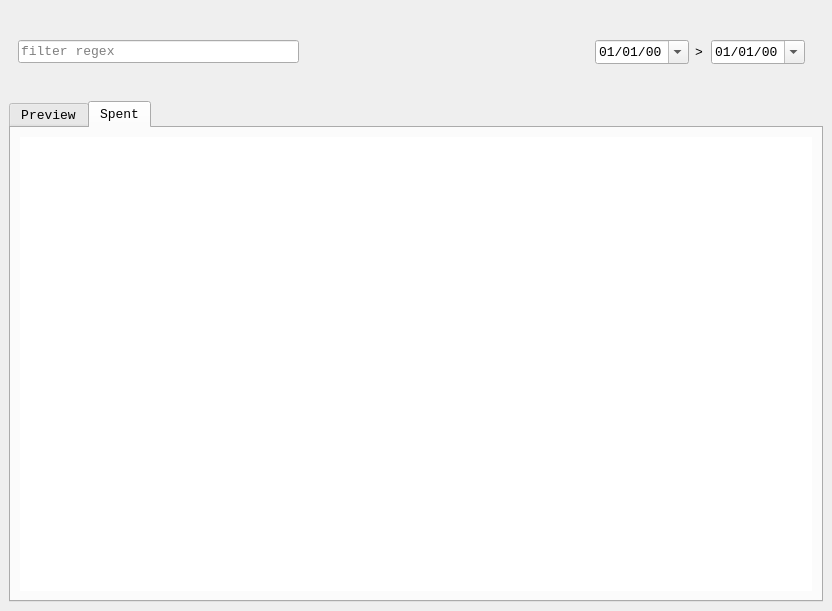
First picture: the form in tgrp/mainwindow.ui, repository WANDEX/attila, before the edit.
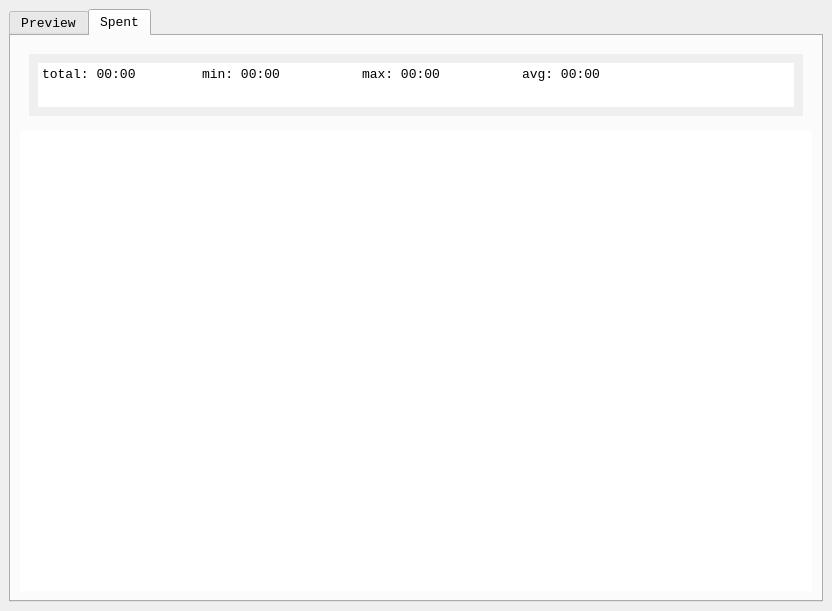
Second picture: the form after the edit. The open tabs and pages were chosen to show the change.

Commit message: [mainwindow.ui] set back default properties, layouts fixes, spent tab upd

```diff
--- a/tgrp/mainwindow.ui
+++ b/tgrp/mainwindow.ui
@@ -28,7 +28,20 @@
    </property>
    <layout class="QVBoxLayout" name="verticalLayout_2">
     <item>
-     <widget class="QWidget" name="topWidget" native="true">
+     <widget class="QTabWidget" name="tabWidget">
+      <property name="tabShape">
+       <enum>QTabWidget::Rounded</enum>
+      </property>
+      <property name="currentIndex">
+       <number>1</number>
+      </property>
+      <widget class="QWidget" name="tab_1">
+       <attribute name="title">
+        <string>Preview</string>
+       </attribute>
+       <layout class="QVBoxLayout" name="verticalLayout">
+        <item>
+         <widget class="QWidget" name="topWidget_tab_1" native="true">
       <property name="sizePolicy">
        <sizepolicy hsizetype="Preferred" vsizetype="Fixed">
         <horstretch>0</horstretch>
@@ -38,48 +51,21 @@
       <property name="minimumSize">
        <size>
         <width>0</width>
-        <height>20</height>
-       </size>
-      </property>
-      <property name="baseSize">
-       <size>
-        <width>0</width>
-        <height>0</height>
-       </size>
-      </property>
-      <layout class="QGridLayout" name="gridLayout">
-       <item row="0" column="2">
+            <height>80</height>
+           </size>
+          </property>
+          <layout class="QHBoxLayout" name="horizontalLayout_3">
+           <item>
         <widget class="QScrollArea" name="scrollArea">
          <property name="enabled">
           <bool>true</bool>
          </property>
          <property name="sizePolicy">
-          <sizepolicy hsizetype="Preferred" vsizetype="Fixed">
+              <sizepolicy hsizetype="Preferred" vsizetype="Ignored">
            <horstretch>0</horstretch>
            <verstretch>0</verstretch>
           </sizepolicy>
          </property>
-         <property name="minimumSize">
-          <size>
-           <width>0</width>
-           <height>20</height>
-          </size>
-         </property>
-         <property name="sizeIncrement">
-          <size>
-           <width>0</width>
-           <height>0</height>
-          </size>
-         </property>
-         <property name="baseSize">
-          <size>
-           <width>0</width>
-           <height>0</height>
-          </size>
-         </property>
-         <property name="focusPolicy">
-          <enum>Qt::WheelFocus</enum>
-         </property>
          <property name="layoutDirection">
           <enum>Qt::LeftToRight</enum>
          </property>
@@ -89,6 +75,9 @@
          <property name="frameShadow">
           <enum>QFrame::Sunken</enum>
          </property>
+             <property name="verticalScrollBarPolicy">
+              <enum>Qt::ScrollBarAlwaysOff</enum>
+             </property>
          <property name="widgetResizable">
           <bool>true</bool>
          </property>
@@ -97,26 +86,49 @@
            <rect>
             <x>0</x>
             <y>0</y>
-            <width>228</width>
-            <height>68</height>
+                <width>774</width>
+                <height>62</height>
            </rect>
           </property>
           <property name="sizePolicy">
-           <sizepolicy hsizetype="Preferred" vsizetype="Minimum">
+               <sizepolicy hsizetype="Preferred" vsizetype="Ignored">
             <horstretch>0</horstretch>
             <verstretch>0</verstretch>
            </sizepolicy>
           </property>
-          <property name="minimumSize">
-           <size>
-            <width>0</width>
-            <height>20</height>
-           </size>
-          </property>
           <property name="autoFillBackground">
            <bool>true</bool>
           </property>
           <layout class="QHBoxLayout" name="horizontalLayout">
+               <item>
+                <widget class="QLineEdit" name="filterInput">
+                 <property name="inputMask">
+                  <string notr="true"/>
+                 </property>
+                 <property name="text">
+                  <string notr="true"/>
+                 </property>
+                 <property name="placeholderText">
+                  <string>filter regex</string>
+                 </property>
+                 <property name="clearButtonEnabled">
+                  <bool>false</bool>
+                 </property>
+                </widget>
+               </item>
+               <item>
+                <spacer name="horizontalSpacer">
+                 <property name="orientation">
+                  <enum>Qt::Horizontal</enum>
+                 </property>
+                 <property name="sizeHint" stdset="0">
+                  <size>
+                   <width>138</width>
+                   <height>20</height>
+                  </size>
+                 </property>
+                </spacer>
+               </item>
            <item>
             <widget class="QDateEdit" name="dateFr">
              <property name="sizePolicy">
@@ -208,51 +220,9 @@
          </widget>
         </widget>
        </item>
-       <item row="0" column="1">
-        <spacer name="horizontalSpacer">
-         <property name="orientation">
-          <enum>Qt::Horizontal</enum>
-         </property>
-         <property name="sizeHint" stdset="0">
-          <size>
-           <width>138</width>
-           <height>20</height>
-          </size>
-         </property>
-        </spacer>
-       </item>
-       <item row="0" column="0">
-        <widget class="QLineEdit" name="filterInput">
-         <property name="inputMask">
-          <string notr="true"/>
-         </property>
-         <property name="text">
-          <string notr="true"/>
-         </property>
-         <property name="placeholderText">
-          <string>filter regex</string>
-         </property>
-         <property name="clearButtonEnabled">
-          <bool>false</bool>
-         </property>
-        </widget>
-       </item>
       </layout>
      </widget>
     </item>
-    <item>
-     <widget class="QTabWidget" name="tabWidget">
-      <property name="tabShape">
-       <enum>QTabWidget::Rounded</enum>
-      </property>
-      <property name="currentIndex">
-       <number>0</number>
-      </property>
-      <widget class="QWidget" name="tab_1">
-       <attribute name="title">
-        <string>Preview</string>
-       </attribute>
-       <layout class="QVBoxLayout" name="verticalLayout">
         <item>
          <widget class="QPlainTextEdit" name="previewText">
           <property name="frameShape">
@@ -276,6 +246,89 @@
         <string>Spent</string>
        </attribute>
        <layout class="QVBoxLayout" name="verticalLayout_3">
+        <item>
+         <widget class="QWidget" name="topWidget_tab_2" native="true">
+          <property name="sizePolicy">
+           <sizepolicy hsizetype="Preferred" vsizetype="Fixed">
+            <horstretch>0</horstretch>
+            <verstretch>0</verstretch>
+           </sizepolicy>
+          </property>
+          <property name="minimumSize">
+           <size>
+            <width>0</width>
+            <height>80</height>
+           </size>
+          </property>
+          <layout class="QHBoxLayout" name="horizontalLayout_2">
+           <item>
+            <widget class="QScrollArea" name="scrollArea_2">
+             <property name="sizePolicy">
+              <sizepolicy hsizetype="Preferred" vsizetype="Ignored">
+               <horstretch>0</horstretch>
+               <verstretch>0</verstretch>
+              </sizepolicy>
+             </property>
+             <property name="frameShape">
+              <enum>QFrame::NoFrame</enum>
+             </property>
+             <property name="verticalScrollBarPolicy">
+              <enum>Qt::ScrollBarAlwaysOff</enum>
+             </property>
+             <property name="widgetResizable">
+              <bool>true</bool>
+             </property>
+             <widget class="QWidget" name="scrollAreaWidgetContents_2">
+              <property name="geometry">
+               <rect>
+                <x>0</x>
+                <y>0</y>
+                <width>774</width>
+                <height>62</height>
+               </rect>
+              </property>
+              <property name="sizePolicy">
+               <sizepolicy hsizetype="Preferred" vsizetype="Ignored">
+                <horstretch>0</horstretch>
+                <verstretch>0</verstretch>
+               </sizepolicy>
+              </property>
+              <layout class="QGridLayout" name="gridLayout_2">
+               <item row="0" column="0">
+                <widget class="QPlainTextEdit" name="statsText">
+                 <property name="sizePolicy">
+                  <sizepolicy hsizetype="Expanding" vsizetype="Ignored">
+                   <horstretch>0</horstretch>
+                   <verstretch>0</verstretch>
+                  </sizepolicy>
+                 </property>
+                 <property name="acceptDrops">
+                  <bool>false</bool>
+                 </property>
+                 <property name="frameShape">
+                  <enum>QFrame::NoFrame</enum>
+                 </property>
+                 <property name="undoRedoEnabled">
+                  <bool>false</bool>
+                 </property>
+                 <property name="lineWrapMode">
+                  <enum>QPlainTextEdit::NoWrap</enum>
+                 </property>
+                 <property name="readOnly">
+                  <bool>true</bool>
+                 </property>
+                 <property name="plainText">
+                  <string>total: 00:00 	min: 00:00 	max: 00:00 	avg: 00:00</string>
+                 </property>
+                </widget>
+               </item>
+              </layout>
+             </widget>
+            </widget>
+           </item>
+          </layout>
+         </widget>
+        </item>
         <item>
          <widget class="QPlainTextEdit" name="spentText">
           <property name="frameShape">
```
Lines whose indentation alone changed are shown as unchanged.
